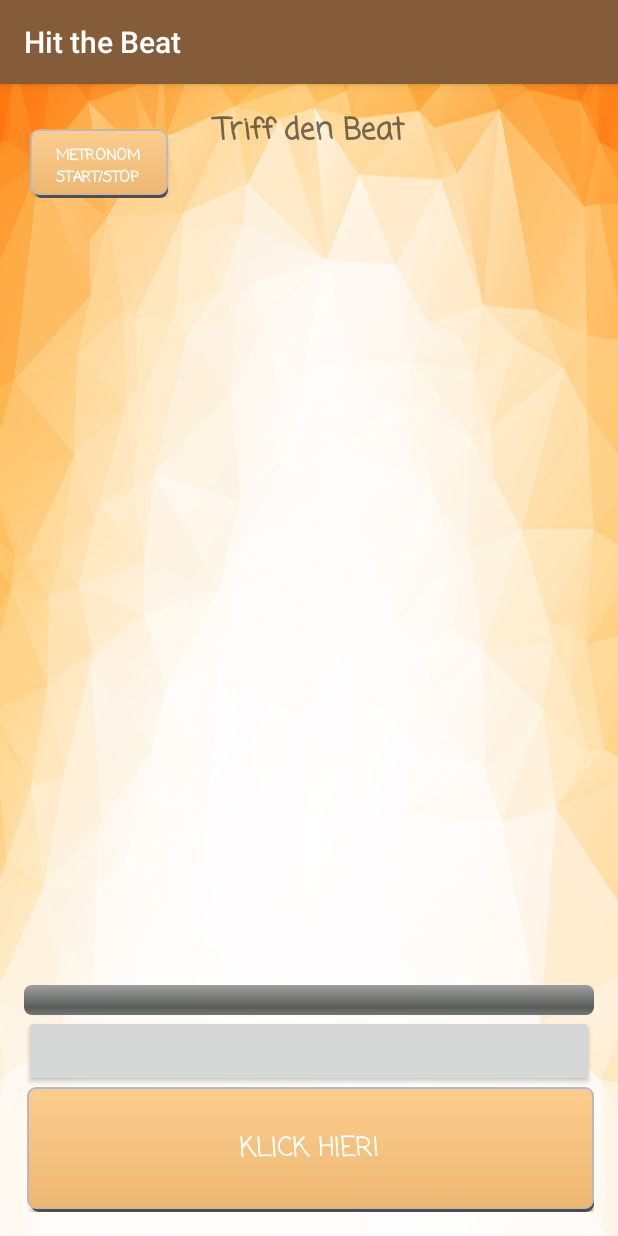
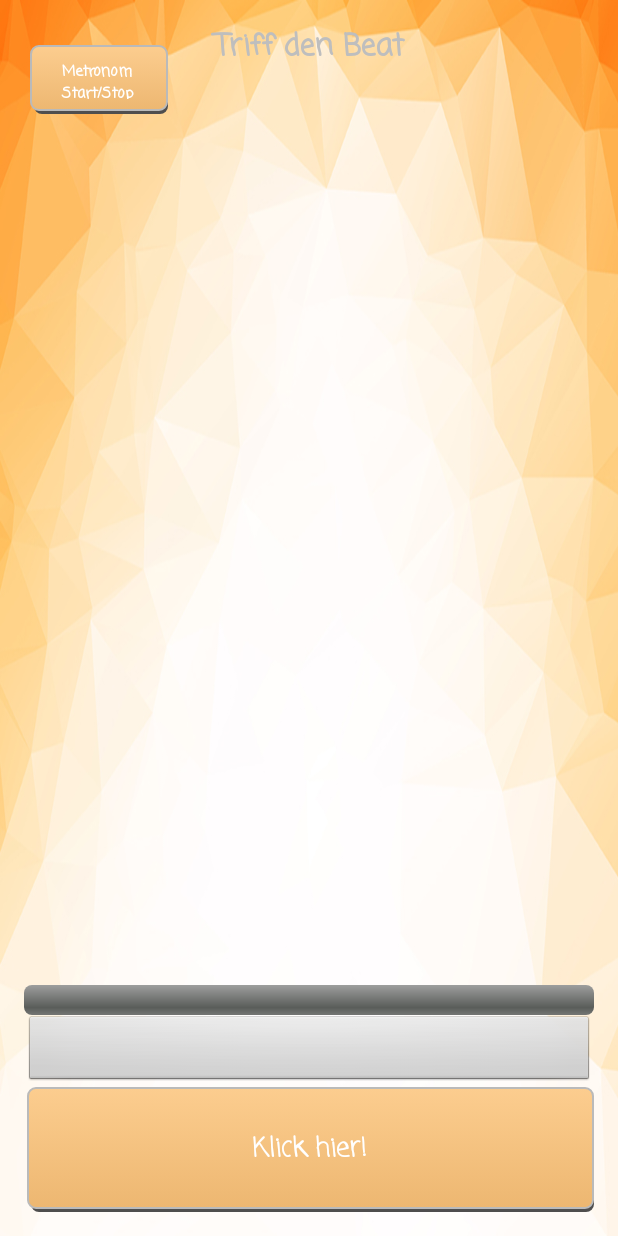
Before and after one commit to VirtualPaws/LearnToBeat, an Android app: the screen it shows after launch (MainActivity), on a phone screen of 412 x 824 dp. Run offline under Robolectric (Android 15) with nearby library versions, the phone set to English and light mode, and no system bars; 3 statements that could not run were skipped.

Commit message:
titlebar entfernt

```diff
--- a/app/src/main/AndroidManifest.xml
+++ b/app/src/main/AndroidManifest.xml
@@ -9,13 +9,15 @@
         android:supportsRtl="true"
         android:theme="@style/AppTheme">
 
-        <activity android:name=".MainActivity">
+        <activity android:name=".MainActivity"
+            android:theme="@android:style/Theme.NoTitleBar">
             <intent-filter>
                 <action android:name="android.intent.action.MAIN" />
             </intent-filter>
         </activity>
 
-        <activity android:name=".LevelFinished">
+        <activity android:name=".LevelFinished"
+            android:theme="@android:style/Theme.NoTitleBar">
             <intent-filter>
                 <action android:name="android.intent.action.MAIN"/>
             </intent-filter>
--- a/app/src/main/java/com/example/mephysta/learntobeat/LevelFinished.java
+++ b/app/src/main/java/com/example/mephysta/learntobeat/LevelFinished.java
@@ -14,7 +14,7 @@ import java.util.logging.Level;
 /**
  * Created by sJantzen on 09.01.2017.
  */
-public class LevelFinished extends AppCompatActivity {
+public class LevelFinished extends Activity {
 
     public static int successHits = 0;
     public static int failedHits = 0;
--- a/app/src/main/java/com/example/mephysta/learntobeat/MainActivity.java
+++ b/app/src/main/java/com/example/mephysta/learntobeat/MainActivity.java
@@ -1,5 +1,6 @@
 package com.example.mephysta.learntobeat;
 
+import android.app.Activity;
 import android.content.Intent;
 import android.icu.math.BigDecimal;
 import android.media.MediaPlayer;
@@ -22,7 +23,7 @@ import com.google.android.gms.common.api.GoogleApiClient;
 import java.util.HashMap;
 import java.util.Map;
 
-public class MainActivity extends AppCompatActivity {
+public class MainActivity extends Activity {
 
     public static Metronome metronome;
     public static Thread metronomeThread;
--- a/app/src/main/java/com/example/mephysta/learntobeat/SplashActivity.java
+++ b/app/src/main/java/com/example/mephysta/learntobeat/SplashActivity.java
@@ -1,5 +1,6 @@
 package com.example.mephysta.learntobeat;
 
+import android.app.Activity;
 import android.content.Intent;
 import android.os.Bundle;
 import android.support.v7.app.AppCompatActivity;
@@ -8,7 +9,7 @@ import android.support.v7.app.AppCompatActivity;
  * Created by sJantzen on 13.12.2016.
  */
 
-public class SplashActivity  extends AppCompatActivity {
+public class SplashActivity  extends Activity {
 
     @Override
     protected void onCreate(Bundle savedInstanceState) {
```
